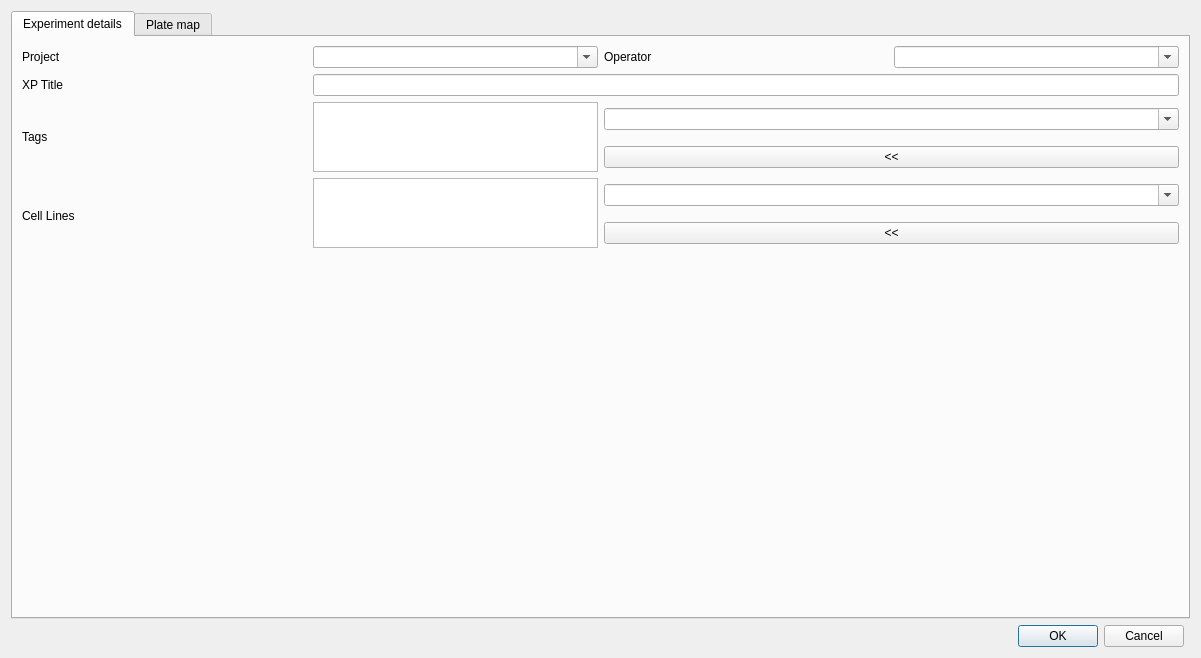
The window that Gui/Tags/tagger.ui (Ksilink/PhenoLink) describes before a commit, drawn with Qt 5.
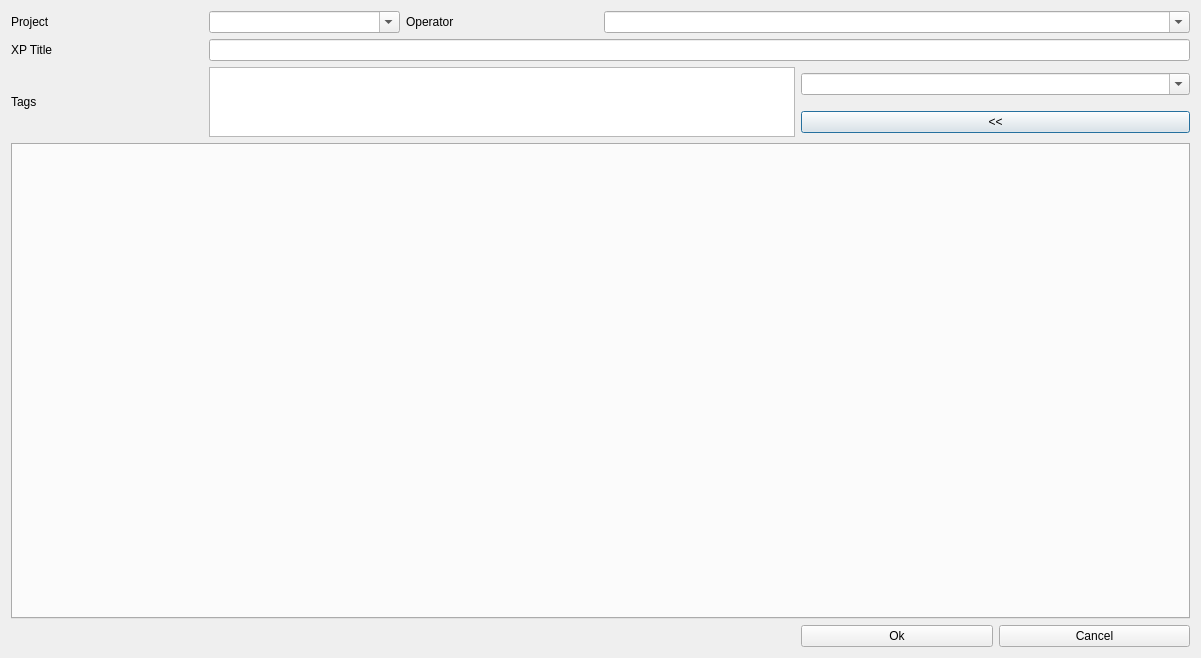
The same window after the commit.

Commit message: Preliminary plate tagger

```diff
--- a/Gui/Tags/tagger.ui
+++ b/Gui/Tags/tagger.ui
@@ -14,183 +14,129 @@
    <string>Dialog</string>
   </property>
   <layout class="QGridLayout" name="gridLayout">
-   <item row="0" column="0" rowspan="2" colspan="2">
-    <widget class="QTabWidget" name="tabWid">
-     <property name="sizePolicy">
-      <sizepolicy hsizetype="MinimumExpanding" vsizetype="MinimumExpanding">
-       <horstretch>0</horstretch>
-       <verstretch>0</verstretch>
-      </sizepolicy>
+   <item row="3" column="4" colspan="2">
+    <widget class="QPushButton" name="add_global_tags">
+     <property name="text">
+      <string>&lt;&lt;</string>
      </property>
+    </widget>
+   </item>
+   <item row="2" column="4" colspan="2">
+    <widget class="QComboBox" name="global_tags">
+     <property name="editable">
+      <bool>true</bool>
+     </property>
+    </widget>
+   </item>
+   <item row="4" column="0" colspan="6">
+    <widget class="QTabWidget" name="Plates">
      <property name="currentIndex">
       <number>0</number>
      </property>
-     <widget class="QWidget" name="tab">
-      <attribute name="title">
-       <string>Experiment details</string>
-      </attribute>
-      <layout class="QGridLayout" name="gridLayout_2">
-       <item row="3" column="4" colspan="4">
-        <widget class="QPushButton" name="add_global_tags">
-         <property name="text">
-          <string>&lt;&lt;</string>
-         </property>
-        </widget>
-       </item>
-       <item row="0" column="0">
-        <widget class="QLabel" name="label">
-         <property name="text">
-          <string>Project</string>
-         </property>
-        </widget>
-       </item>
-       <item row="2" column="4" colspan="4">
-        <widget class="QComboBox" name="global_tags">
-         <property name="editable">
-          <bool>true</bool>
-         </property>
-        </widget>
-       </item>
-       <item row="7" column="4" colspan="4">
-        <widget class="QPushButton" name="add_cell_lines">
-         <property name="text">
-          <string>&lt;&lt;</string>
-         </property>
-        </widget>
-       </item>
-       <item row="6" column="2" rowspan="2" colspan="2">
-        <widget class="QListWidget" name="cell_lines_list">
-         <property name="contextMenuPolicy">
-          <enum>Qt::CustomContextMenu</enum>
-         </property>
-         <property name="selectionMode">
-          <enum>QAbstractItemView::MultiSelection</enum>
-         </property>
-         <property name="selectionRectVisible">
-          <bool>true</bool>
-         </property>
-        </widget>
-       </item>
-       <item row="2" column="0" rowspan="2">
-        <widget class="QLabel" name="label_22">
-         <property name="text">
-          <string>Tags</string>
-         </property>
-        </widget>
-       </item>
-       <item row="1" column="2" colspan="6">
-        <widget class="QLineEdit" name="experiment"/>
-       </item>
-       <item row="0" column="6" colspan="2">
-        <widget class="QComboBox" name="xp_operator">
-         <property name="editable">
-          <bool>true</bool>
-         </property>
-        </widget>
-       </item>
-       <item row="12" column="1" colspan="3">
-        <spacer name="verticalSpacer_2">
-         <property name="orientation">
-          <enum>Qt::Vertical</enum>
-         </property>
-         <property name="sizeHint" stdset="0">
-          <size>
-           <width>20</width>
-           <height>40</height>
-          </size>
-         </property>
-        </spacer>
-       </item>
-       <item row="1" column="0">
-        <widget class="QLabel" name="label_2">
-         <property name="text">
-          <string>XP Title</string>
-         </property>
-        </widget>
-       </item>
-       <item row="6" column="0" rowspan="3">
-        <widget class="QLabel" name="label_3">
-         <property name="text">
-          <string>Cell Lines</string>
-         </property>
-        </widget>
-       </item>
-       <item row="0" column="4" colspan="2">
-        <widget class="QLabel" name="label_23">
-         <property name="text">
-          <string>Operator</string>
-         </property>
-        </widget>
-       </item>
-       <item row="2" column="2" rowspan="2" colspan="2">
-        <widget class="QListWidget" name="global_tags_list">
-         <property name="contextMenuPolicy">
-          <enum>Qt::CustomContextMenu</enum>
-         </property>
-         <property name="selectionMode">
-          <enum>QAbstractItemView::MultiSelection</enum>
-         </property>
-         <property name="selectionRectVisible">
-          <bool>true</bool>
-         </property>
-        </widget>
-       </item>
-       <item row="0" column="2" colspan="2">
-        <widget class="QComboBox" name="project">
-         <property name="editable">
-          <bool>true</bool>
-         </property>
-        </widget>
-       </item>
-       <item row="6" column="4" colspan="4">
-        <widget class="QComboBox" name="cell_lines">
-         <property name="editable">
-          <bool>true</bool>
-         </property>
-        </widget>
-       </item>
-      </layout>
-     </widget>
-     <widget class="QWidget" name="plateTabs">
-      <attribute name="title">
-       <string>Plate map</string>
-      </attribute>
-      <layout class="QGridLayout" name="gridLayout_3">
-       <property name="leftMargin">
-        <number>0</number>
-       </property>
-       <property name="topMargin">
-        <number>0</number>
-       </property>
-       <property name="rightMargin">
-        <number>0</number>
-       </property>
-       <property name="bottomMargin">
-        <number>0</number>
-       </property>
-       <property name="spacing">
-        <number>0</number>
-       </property>
-       <item row="0" column="0">
-        <widget class="QTabWidget" name="Plates">
-         <property name="currentIndex">
-          <number>-1</number>
-         </property>
-        </widget>
-       </item>
-      </layout>
-     </widget>
     </widget>
    </item>
-   <item row="2" column="0">
-    <widget class="QDialogButtonBox" name="buttonBox">
+   <item row="0" column="0">
+    <widget class="QLabel" name="label">
+     <property name="sizePolicy">
+      <sizepolicy hsizetype="Minimum" vsizetype="Preferred">
+       <horstretch>0</horstretch>
+       <verstretch>0</verstretch>
+      </sizepolicy>
+     </property>
+     <property name="text">
+      <string>Project</string>
+     </property>
+    </widget>
+   </item>
+   <item row="1" column="0">
+    <widget class="QLabel" name="label_2">
+     <property name="sizePolicy">
+      <sizepolicy hsizetype="Minimum" vsizetype="Preferred">
+       <horstretch>0</horstretch>
+       <verstretch>0</verstretch>
+      </sizepolicy>
+     </property>
+     <property name="text">
+      <string>XP Title</string>
+     </property>
+    </widget>
+   </item>
+   <item row="2" column="0" rowspan="2">
+    <widget class="QLabel" name="label_22">
+     <property name="sizePolicy">
+      <sizepolicy hsizetype="Minimum" vsizetype="Preferred">
+       <horstretch>0</horstretch>
+       <verstretch>0</verstretch>
+      </sizepolicy>
+     </property>
+     <property name="text">
+      <string>Tags</string>
+     </property>
+    </widget>
+   </item>
+   <item row="2" column="1" rowspan="2" colspan="3">
+    <widget class="QListWidget" name="global_tags_list">
+     <property name="contextMenuPolicy">
+      <enum>Qt::CustomContextMenu</enum>
+     </property>
+     <property name="selectionMode">
+      <enum>QAbstractItemView::MultiSelection</enum>
+     </property>
+     <property name="selectionRectVisible">
+      <bool>true</bool>
+     </property>
+    </widget>
+   </item>
+   <item row="1" column="1" colspan="5">
+    <widget class="QLineEdit" name="experiment"/>
+   </item>
+   <item row="0" column="1">
+    <widget class="QComboBox" name="project">
+     <property name="editable">
+      <bool>true</bool>
+     </property>
+    </widget>
+   </item>
+   <item row="0" column="2">
+    <widget class="QLabel" name="label_23">
+     <property name="text">
+      <string>Operator</string>
+     </property>
+    </widget>
+   </item>
+   <item row="0" column="3" colspan="3">
+    <widget class="QComboBox" name="xp_operator">
+     <property name="editable">
+      <bool>true</bool>
+     </property>
+    </widget>
+   </item>
+   <item row="5" column="5">
+    <widget class="QPushButton" name="pushButton_2">
+     <property name="text">
+      <string>Cancel</string>
+     </property>
+    </widget>
+   </item>
+   <item row="5" column="4">
+    <widget class="QPushButton" name="pushButton">
+     <property name="text">
+      <string>Ok</string>
+     </property>
+    </widget>
+   </item>
+   <item row="5" column="0" colspan="4">
+    <spacer name="horizontalSpacer">
      <property name="orientation">
       <enum>Qt::Horizontal</enum>
      </property>
-     <property name="standardButtons">
-      <set>QDialogButtonBox::Cancel|QDialogButtonBox::Ok</set>
+     <property name="sizeHint" stdset="0">
+      <size>
+       <width>40</width>
+       <height>20</height>
+      </size>
      </property>
-    </widget>
+    </spacer>
    </item>
   </layout>
  </widget>
```
Left out of the diff: 37 changed lines with no effect on the pictures. The commit also changes 5 other files.
